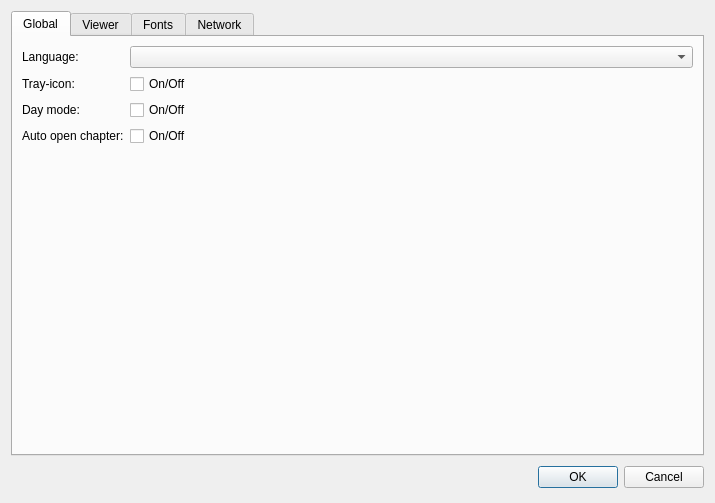
Old version of the form src/gui/dialogs/settings/settings.ui in the repository axsapronov/QSopherim.
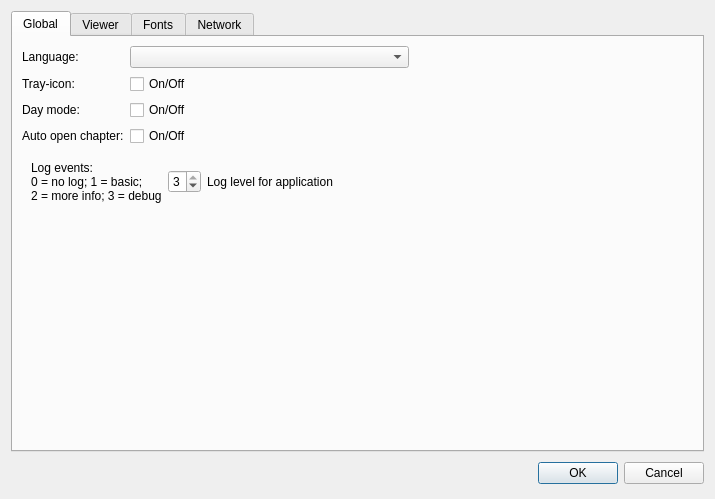
New version of the form.

Commit message: [GUI] Update gui (leftpanel2 and settings dialog)

What changed in the file:
```diff
--- a/src/gui/dialogs/settings/settings.ui
+++ b/src/gui/dialogs/settings/settings.ui
@@ -7,7 +7,7 @@
     <x>0</x>
     <y>0</y>
     <width>715</width>
-    <height>503</height>
+    <height>499</height>
    </rect>
   </property>
   <property name="windowTitle">
@@ -105,7 +105,60 @@
          </property>
         </widget>
        </item>
-       <item row="4" column="1">
+       <item row="4" column="0" colspan="3">
+        <widget class="QFrame" name="frame">
+         <layout class="QGridLayout" name="gridLayout_5">
+          <item row="0" column="0">
+           <widget class="QLabel" name="label_23">
+            <property name="text">
+             <string>Log events:
+0 = no log; 1 = basic;
+2 = more info; 3 = debug</string>
+            </property>
+           </widget>
+          </item>
+          <item row="0" column="1">
+           <widget class="QSpinBox" name="sBAppLogLevel">
+            <property name="minimumSize">
+             <size>
+              <width>33</width>
+              <height>0</height>
+             </size>
+            </property>
+            <property name="maximumSize">
+             <size>
+              <width>33</width>
+              <height>16777215</height>
+             </size>
+            </property>
+            <property name="maximum">
+             <number>3</number>
+            </property>
+            <property name="value">
+             <number>3</number>
+            </property>
+           </widget>
+          </item>
+          <item row="0" column="2">
+           <widget class="QLabel" name="label_24">
+            <property name="sizePolicy">
+             <sizepolicy hsizetype="Expanding" vsizetype="Preferred">
+              <horstretch>0</horstretch>
+              <verstretch>0</verstretch>
+             </sizepolicy>
+            </property>
+            <property name="text">
+             <string>Log level for application</string>
+            </property>
+            <property name="buddy">
+             <cstring>sBAppLogLevel</cstring>
+            </property>
+           </widget>
+          </item>
+         </layout>
+        </widget>
+       </item>
+       <item row="5" column="2">
         <spacer name="verticalSpacer">
          <property name="orientation">
           <enum>Qt::Vertical</enum>
```
The commit also changes 6 other files.
